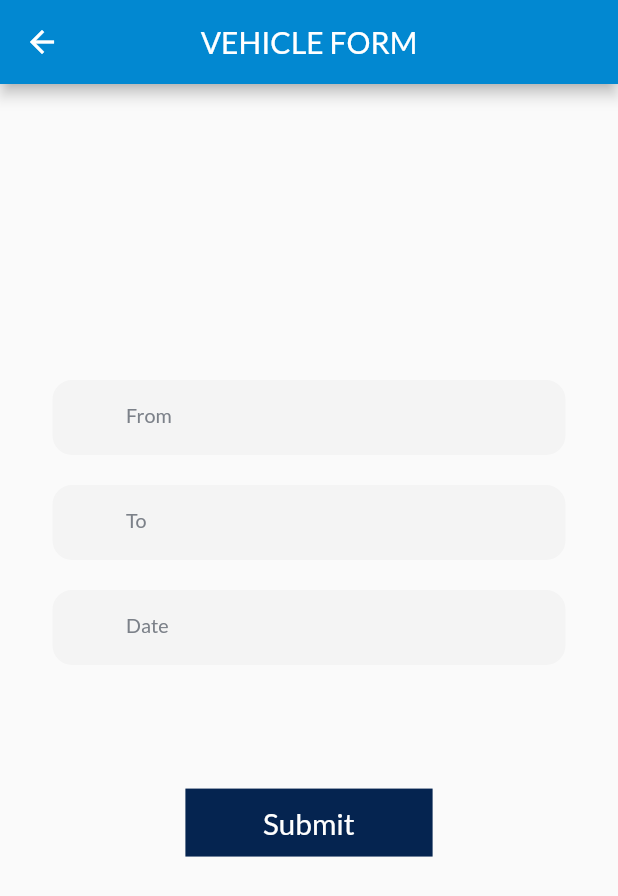
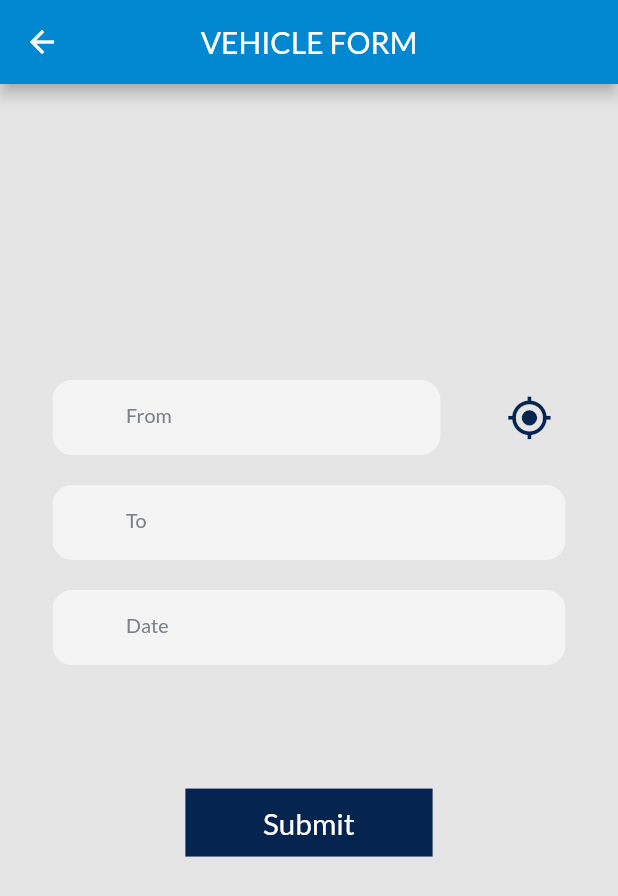
Before and after one commit to Anthrapper/Etrip, a Flutter app: the VehicleformView screen opened by its route, on a phone screen of 412 x 824 dp. Shown: the top 896 px of the screen. Run offline on Flutter 3.47's test engine with Material 2 defaults, Android fonts, the phone set to English and light mode, and no system bars; our stand-ins replace carousel_slider, firebase_auth, firebase_core, flutter_secure_storage, form_field_validator, get and 3 more; missing offline and left inert: geocoder, pin_entry_text_field; accounts and stored records are empty; network calls fail; statements that could not run were skipped.

```diff
--- a/lib/app/data/Constants/colors.dart
+++ b/lib/app/data/Constants/colors.dart
@@ -1,7 +1,7 @@
 import 'package:flutter/material.dart';
 
 class CustomColors {
-  static const String background = "#E5E5E5";
+  static const Color background = Color(0xffE5E5E5);
   static const String circleAvatar = "#C4C4C4";
   static const String headings = "#121214";
   static const String textField = "#F4F4F4";
--- a/lib/app/modules/login/views/login_view.dart
+++ b/lib/app/modules/login/views/login_view.dart
@@ -14,9 +14,7 @@ class LoginView extends GetView<LoginController> {
   @override
   Widget build(BuildContext context) {
     return Scaffold(
-      backgroundColor: HexColorUtils.getColorFromHex(
-        CustomColors.background,
-      ),
+      backgroundColor: CustomColors.background,
       body: SafeArea(
         child: SingleChildScrollView(
           child: Column(
--- a/lib/app/modules/signup/views/signup_view.dart
+++ b/lib/app/modules/signup/views/signup_view.dart
@@ -11,9 +11,7 @@ class SignupView extends GetView<SignupController> {
   @override
   Widget build(BuildContext context) {
     return Scaffold(
-      backgroundColor: HexColorUtils.getColorFromHex(
-        CustomColors.background,
-      ),
+      backgroundColor: CustomColors.background,
       body: SafeArea(
         child: SingleChildScrollView(
           child: Column(
--- a/lib/app/modules/signup/views/usertype.dart
+++ b/lib/app/modules/signup/views/usertype.dart
@@ -8,9 +8,7 @@ class UserType extends StatelessWidget {
   @override
   Widget build(BuildContext context) {
     return Scaffold(
-      backgroundColor: HexColorUtils.getColorFromHex(
-        CustomColors.background,
-      ),
+      backgroundColor: CustomColors.background,
       body: SafeArea(
         child: SingleChildScrollView(
           child: Column(
--- a/lib/app/modules/vehicleform/views/vehicleform_view.dart
+++ b/lib/app/modules/vehicleform/views/vehicleform_view.dart
@@ -1,4 +1,5 @@
 import 'package:etrip/app/data/Constants/constants.dart';
+import 'package:etrip/app/data/Functions/location_helper.dart';
 import 'package:etrip/app/data/Widgets/customwidgets.dart';
 import 'package:flutter/material.dart';
 import 'package:get/get.dart';
@@ -8,6 +9,7 @@ class VehicleformView extends GetView<VehicleformController> {
   @override
   Widget build(BuildContext context) {
     return Scaffold(
+      backgroundColor: CustomColors.background,
       appBar: AppBar(
         title: Text('VEHICLE FORM'),
         centerTitle: true,
@@ -51,11 +53,35 @@ class VehicleformView extends GetView<VehicleformController> {
         key: controller.vehicleKey,
         child: Column(
           children: [
-            CustomTextField(
-              suffixChecker: false,
-              controller: controller.from,
-              hintText: 'From',
-              secureText: false,
+            Row(
+              children: [
+                Expanded(
+                  child: Padding(
+                    padding: EdgeInsets.only(right: Get.width * 0.001),
+                    child: CustomTextField(
+                      suffixChecker: false,
+                      controller: controller.from,
+                      hintText: 'From',
+                      secureText: false,
+                    ),
+                  ),
+                ),
+                Padding(
+                  padding: EdgeInsets.only(right: Get.width * 0.085),
+                  child: IconButton(
+                    icon: Icon(Icons.gps_fixed),
+                    color: CustomColors.buttonColor,
+                    iconSize: Get.width * 0.075,
+                    onPressed: () {
+                      LocationHelper().getUserLocation();
+                    },
+                  ),
+                  // child: Icon(
+                  //   Icons.gps_fixed,
+                  //   color: CustomColors.buttonColor,
+                  // ),
+                ),
+              ],
             ),
             Padding(
               padding: const EdgeInsets.only(top: 20.0),
```
Also changed, not shown: lib/app/data/Api/api_calls.dart (+4 -8 lines), lib/app/data/Models/vehicles.dart (deleted, +0 -19 lines), lib/app/modules/driver_details/controllers/driver_details_controller.dart (+6 -4 lines), lib/app/modules/driver_details/views/driver_details_view.dart (+2 -5 lines), lib/app/modules/home/controllers/home_controller.dart (+6 -4 lines), lib/app/modules/home/views/home_view.dart (+17 -17 lines), lib/app/modules/home/views/vehicle_card.dart (+5 -3 lines), lib/app/modules/signup_driver/views/signup_driver_view.dart (+8 -8 lines).
